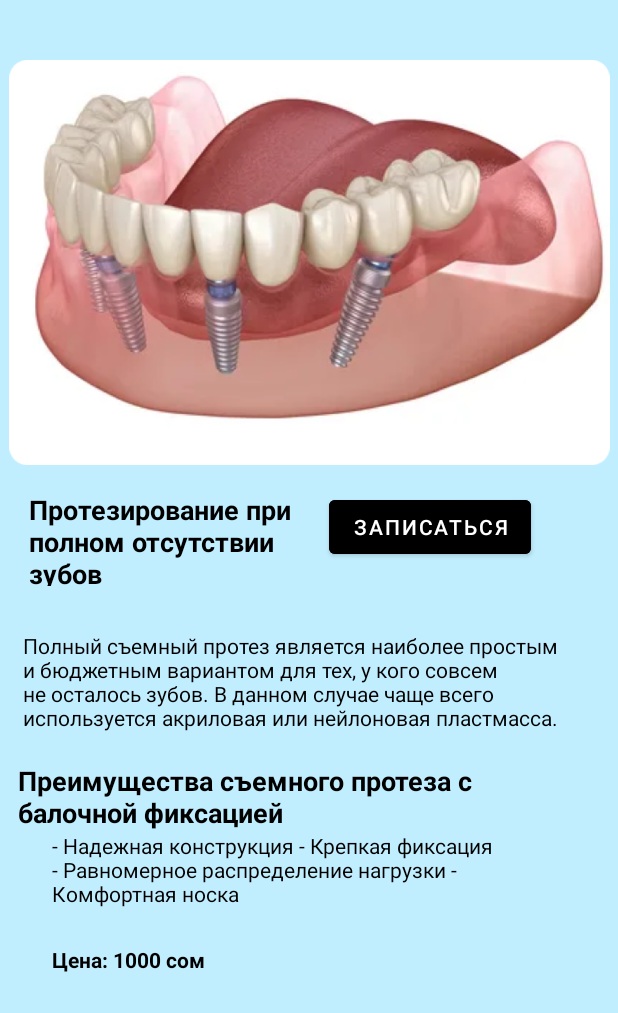
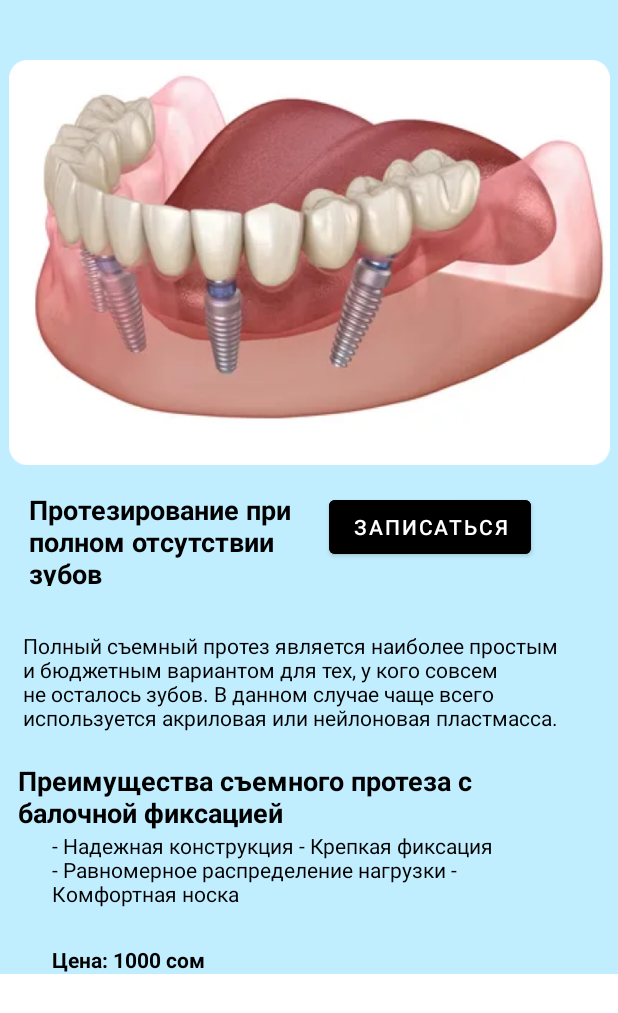
Before and after one commit to aycholpon-bektenbekova/Ibolot, an Android app: the layout include_base.xml on its own in the app's theme, with its tools: preview values and no code run, on a phone screen of 412 x 824 dp. Shown: the top 1013 px of the screen. Run offline under Robolectric (Android 15) with nearby library versions, the phone set to English and light mode, and no system bars.

Commit message:
доработки

```diff
--- a/app/src/main/AndroidManifest.xml
+++ b/app/src/main/AndroidManifest.xml
@@ -8,7 +8,7 @@
         android:allowBackup="true"
         android:dataExtractionRules="@xml/data_extraction_rules"
         android:fullBackupContent="@xml/backup_rules"
-        android:icon="@mipmap/ic_launcher"
+        android:icon="@drawable/icon_app"
         android:label="@string/app_name"
         android:roundIcon="@mipmap/ic_launcher_round"
         android:supportsRtl="true"
--- a/app/src/main/res/layout/fragment_prosthetics.xml
+++ b/app/src/main/res/layout/fragment_prosthetics.xml
@@ -1,7 +1,6 @@
 <?xml version="1.0" encoding="utf-8"?>
 <androidx.constraintlayout.widget.ConstraintLayout xmlns:android="http://schemas.android.com/apk/res/android"
     android:layout_width="match_parent"
-    xmlns:app="http://schemas.android.com/apk/res-auto"
     android:background="@color/blue"
     android:layout_height="match_parent">
 
--- a/app/src/main/res/layout/include_base.xml
+++ b/app/src/main/res/layout/include_base.xml
@@ -1,7 +1,12 @@
 <?xml version="1.0" encoding="utf-8"?>
-<androidx.constraintlayout.widget.ConstraintLayout xmlns:android="http://schemas.android.com/apk/res/android"
+<ScrollView
     android:layout_width="match_parent"
     android:layout_height="match_parent"
+    xmlns:android="http://schemas.android.com/apk/res/android">
+
+<androidx.constraintlayout.widget.ConstraintLayout
+    android:layout_width="match_parent"
+    android:layout_height="wrap_content"
     android:background="@color/blue"
     xmlns:app="http://schemas.android.com/apk/res-auto">
 
@@ -13,7 +18,8 @@
         android:src="@drawable/prosthetics"
         app:layout_constraintEnd_toEndOf="parent"
         app:layout_constraintStart_toStartOf="parent"
-        app:layout_constraintTop_toTopOf="parent" />
+        app:layout_constraintTop_toTopOf="parent"
+        android:contentDescription="@string/image" />
 
     <TextView
         android:id="@+id/tv"
@@ -55,7 +61,7 @@
         android:id="@+id/tv2"
         android:layout_width="match_parent"
         android:layout_height="wrap_content"
-        android:text="Преимущества съемного протеза с балочной фиксацией"
+        android:text="@string/protez_"
         android:textColor="@color/black"
         android:textStyle="bold"
         app:layout_constraintStart_toStartOf="parent"
@@ -84,3 +90,4 @@
         app:layout_constraintTop_toBottomOf="@id/desc2"/>
 
 </androidx.constraintlayout.widget.ConstraintLayout>
+</ScrollView>
--- a/app/src/main/res/values/strings.xml
+++ b/app/src/main/res/values/strings.xml
@@ -31,4 +31,6 @@
     <string name="time_record">Выберите время для записи</string>
     <string name="back">Назад</string>
     <string name="input_name">Введите ваше имя</string>
+    <string name="protez_">Преимущества съемного протеза с балочной фиксацией</string>
+    <string name="image">image</string>
 </resources>
```
Also changed, not shown: app/src/main/java/com/example/ibolot/ui/fragments/service/doctors/DoctorsFragment.kt (+5 -5 lines), app/src/main/java/com/example/ibolot/ui/fragments/service/orthopedics/OrthopedicsFragment.kt (+6 -6 lines), app/src/main/res/drawable/icon_app.png (added).
